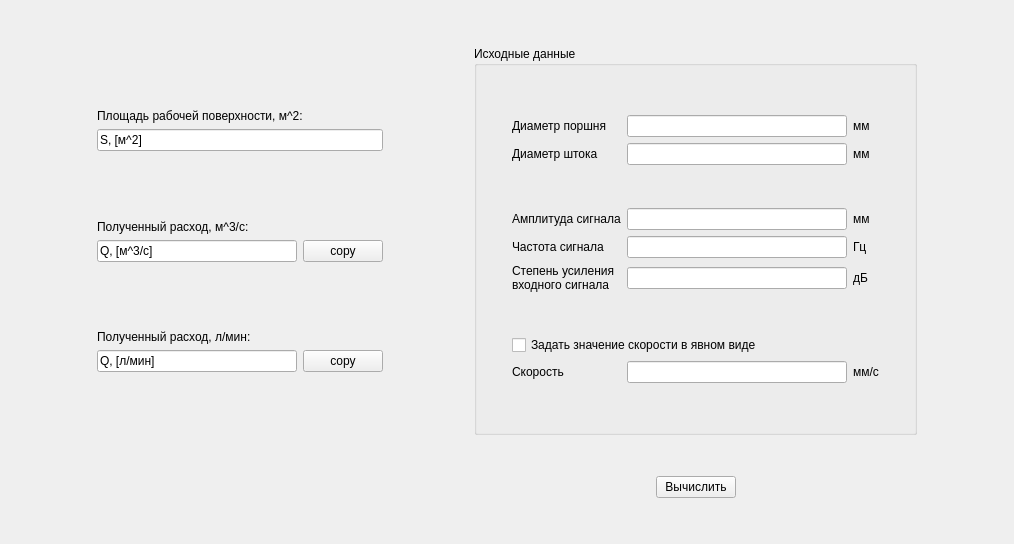
Old version of the form mini-app/miniapp.ui in the repository terenty-rezman/mini-app-cpp.
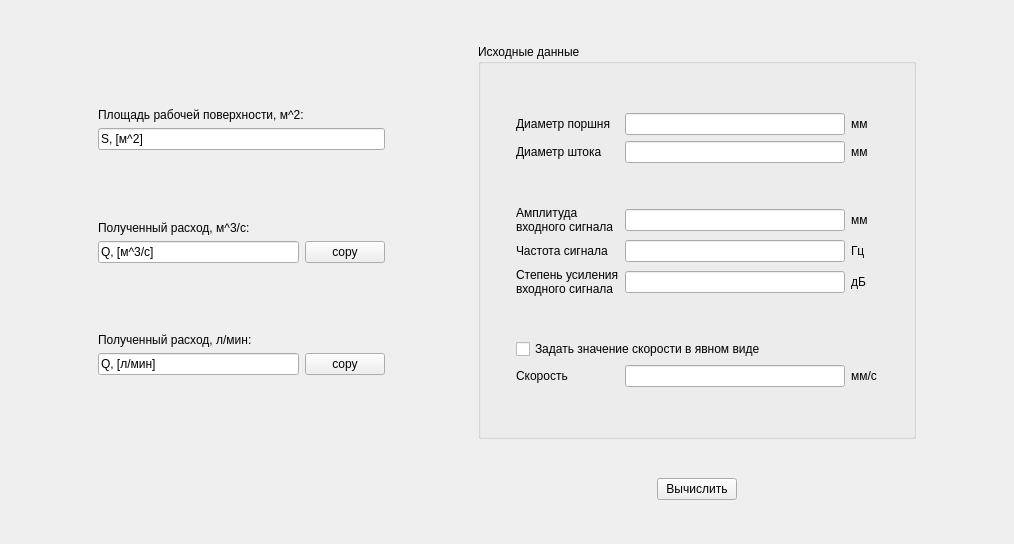
New version of the form.

```diff
--- a/mini-app/miniapp.ui
+++ b/mini-app/miniapp.ui
@@ -404,7 +404,8 @@
            <item row="3" column="0">
             <widget class="QLabel" name="label_4">
              <property name="text">
-              <string>Амплитуда сигнала</string>
+              <string>Амплитуда
+входного сигнала</string>
              </property>
             </widget>
            </item>
```
Left out of the diff: 3 changed lines with no effect on the pictures.
